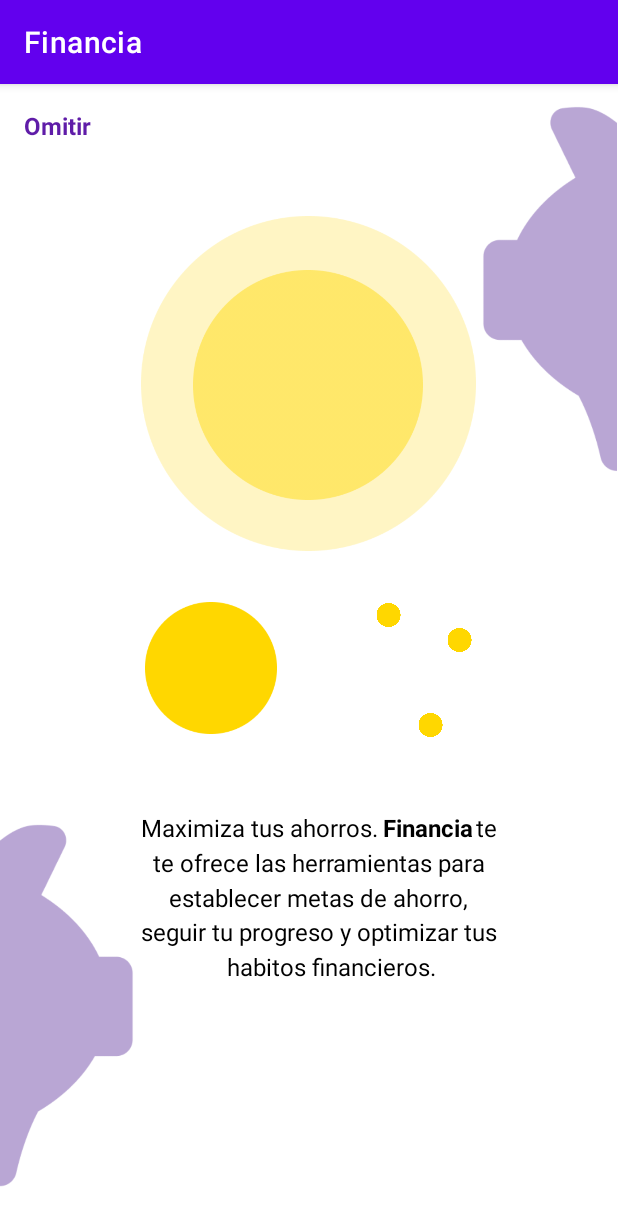
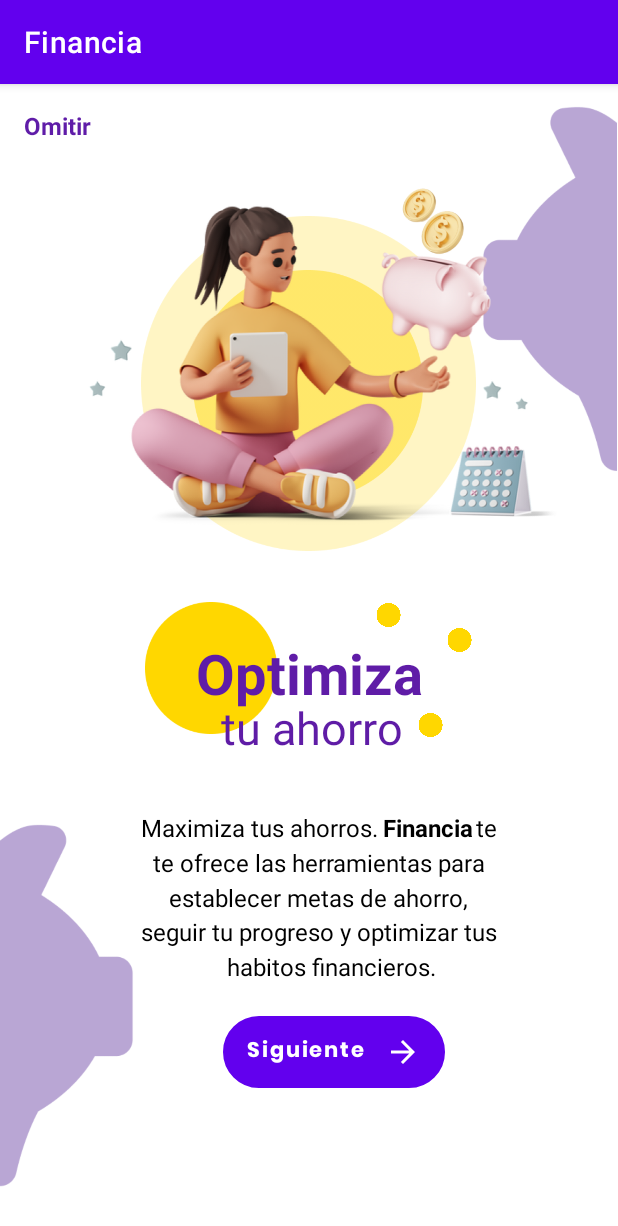
Before and after one commit to danielgranados123/Financia, an Android app: the primer_uso3 screen opened directly, with no data from a screen before it, on a phone screen of 412 x 824 dp. Shown: the top 1226 px of the screen. Run offline under Robolectric (Android 15) with nearby library versions, the phone set to English and light mode, and no system bars.

Commit message:
finalizado primer

```diff
--- a/AppMovil/app/src/main/res/layout/activity_bienvenidaa.xml
+++ b/AppMovil/app/src/main/res/layout/activity_bienvenidaa.xml
@@ -103,7 +103,7 @@
         app:layout_constraintVertical_bias="0.756" />
 
     <Button
-        android:id="@+id/btnSiguienteUsoDos"
+        android:id="@+id/btnSiguienteUsoTres"
         android:layout_width="173dp"
         android:layout_height="52dp"
         android:background="@drawable/ic_plaintext"
@@ -129,7 +129,7 @@
         app:layout_constraintBottom_toBottomOf="parent"
         app:layout_constraintEnd_toEndOf="parent"
         app:layout_constraintHorizontal_bias="0.291"
-        app:layout_constraintStart_toEndOf="@+id/btnSiguienteUsoDos"
+        app:layout_constraintStart_toEndOf="@+id/btnSiguienteUsoTres"
         app:layout_constraintTop_toTopOf="parent"
         app:layout_constraintVertical_bias="0.895" />
 
--- a/AppMovil/app/src/main/res/layout/activity_primer_uso1.xml
+++ b/AppMovil/app/src/main/res/layout/activity_primer_uso1.xml
@@ -8,7 +8,7 @@
     tools:context=".primer_uso1">
 
     <Button
-        android:id="@+id/btnSiguienteUsoDos"
+        android:id="@+id/btnSiguienteUsoTres"
         android:layout_width="148dp"
         android:layout_height="48dp"
         android:background="@drawable/ic_plaintext"
--- a/AppMovil/app/src/main/res/layout/activity_primer_uso2.xml
+++ b/AppMovil/app/src/main/res/layout/activity_primer_uso2.xml
@@ -8,7 +8,7 @@
     tools:context=".primer_uso2">
 
     <Button
-        android:id="@+id/btnSiguienteUsoDos"
+        android:id="@+id/btnSiguienteUsoTres"
         android:layout_width="148dp"
         android:layout_height="48dp"
         android:background="@drawable/ic_plaintext"
--- a/AppMovil/app/src/main/res/layout/activity_primer_uso3.xml
+++ b/AppMovil/app/src/main/res/layout/activity_primer_uso3.xml
@@ -6,6 +6,25 @@
     android:layout_width="match_parent"
     android:layout_height="match_parent"
     tools:context=".primer_uso3">
+
+    <Button
+        android:id="@+id/btnSiguienteUsoTres"
+        android:layout_width="148dp"
+        android:layout_height="48dp"
+        android:background="@drawable/ic_plaintext"
+        android:backgroundTint="#FFFFFF"
+        android:fontFamily="@font/poppins_bold"
+        android:text="Siguiente"
+        android:textAlignment="viewStart"
+        android:textAllCaps="false"
+        app:icon="@drawable/ic_flechaderecha"
+        app:iconGravity="end"
+        app:layout_constraintBottom_toBottomOf="parent"
+        app:layout_constraintEnd_toEndOf="parent"
+        app:layout_constraintHorizontal_bias="0.562"
+        app:layout_constraintStart_toStartOf="parent"
+        app:layout_constraintTop_toTopOf="parent"
+        app:layout_constraintVertical_bias="0.863" />
 
     <ImageView
         android:id="@+id/imageView15"
@@ -99,7 +118,7 @@
         app:layout_constraintVertical_bias="0.65" />
 
     <TextView
-        android:id="@+id/textView18"
+        android:id="@+id/textView10"
         android:layout_width="wrap_content"
         android:layout_height="wrap_content"
         android:text="te"
@@ -165,7 +184,7 @@
         app:layout_constraintVertical_bias="0.743" />
 
     <TextView
-        android:id="@+id/textView18"
+        android:id="@+id/textView27"
         android:layout_width="wrap_content"
         android:layout_height="wrap_content"
         android:text="habitos financieros."
@@ -216,4 +235,45 @@
         app:layout_constraintTop_toTopOf="parent"
         app:layout_constraintVertical_bias="0.202"
         app:srcCompat="@drawable/amarilloclarodos" />
+
+    <ImageView
+        android:id="@+id/imageView18"
+        android:layout_width="338dp"
+        android:layout_height="368dp"
+        app:layout_constraintBottom_toBottomOf="parent"
+        app:layout_constraintEnd_toEndOf="parent"
+        app:layout_constraintHorizontal_bias="0.493"
+        app:layout_constraintStart_toStartOf="parent"
+        app:layout_constraintTop_toTopOf="parent"
+        app:layout_constraintVertical_bias="0.0"
+        app:srcCompat="@drawable/imagenprimerusotres" />
+
+    <TextView
+        android:id="@+id/textView21"
+        android:layout_width="wrap_content"
+        android:layout_height="wrap_content"
+        android:text="Optimiza"
+        android:textColor="#5F1CA7"
+        android:textSize="37sp"
+        android:textStyle="bold"
+        app:layout_constraintBottom_toBottomOf="parent"
+        app:layout_constraintEnd_toEndOf="parent"
+        app:layout_constraintStart_toStartOf="parent"
+        app:layout_constraintTop_toTopOf="parent"
+        app:layout_constraintVertical_bias="0.512" />
+
+    <TextView
+        android:id="@+id/textView22"
+        android:layout_width="wrap_content"
+        android:layout_height="wrap_content"
+        android:layout_marginEnd="132dp"
+        android:text="tu ahorro"
+        android:textColor="#5F1CA6"
+        android:textSize="30sp"
+        app:layout_constraintBottom_toBottomOf="parent"
+        app:layout_constraintEnd_toEndOf="parent"
+        app:layout_constraintHorizontal_bias="0.927"
+        app:layout_constraintStart_toStartOf="parent"
+        app:layout_constraintTop_toTopOf="parent"
+        app:layout_constraintVertical_bias="0.562" />
 </androidx.constraintlayout.widget.ConstraintLayout>
```
Also changed, not shown: AppMovil/app/src/main/res/drawable/imagenprimerusotres.png (added).
